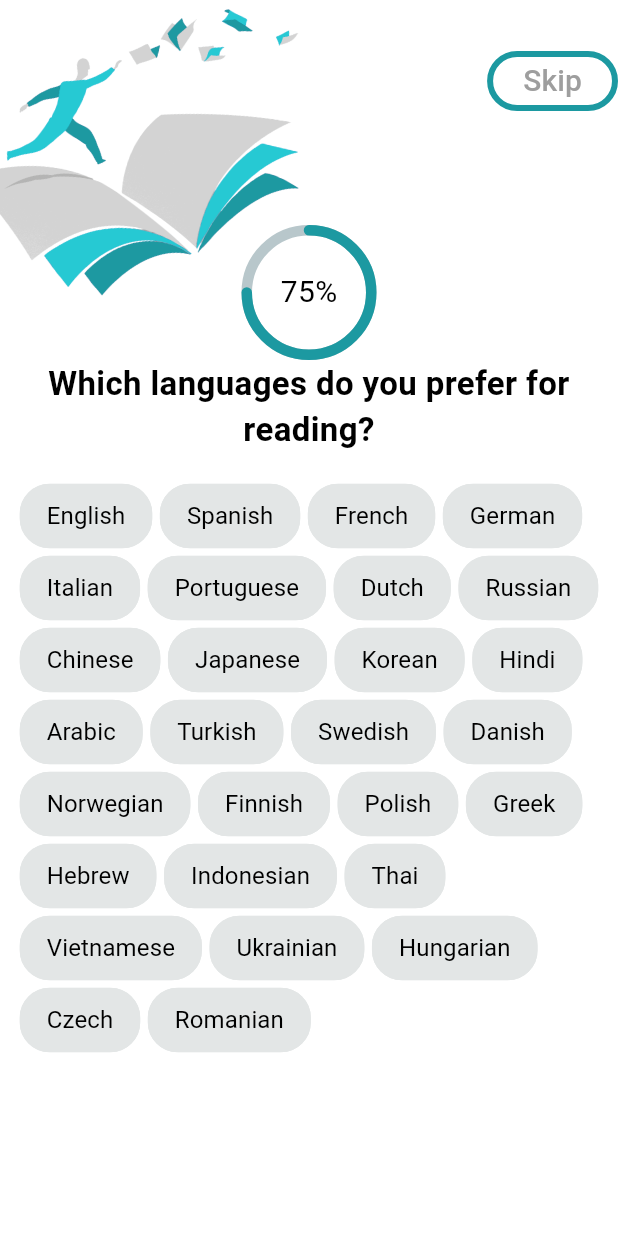
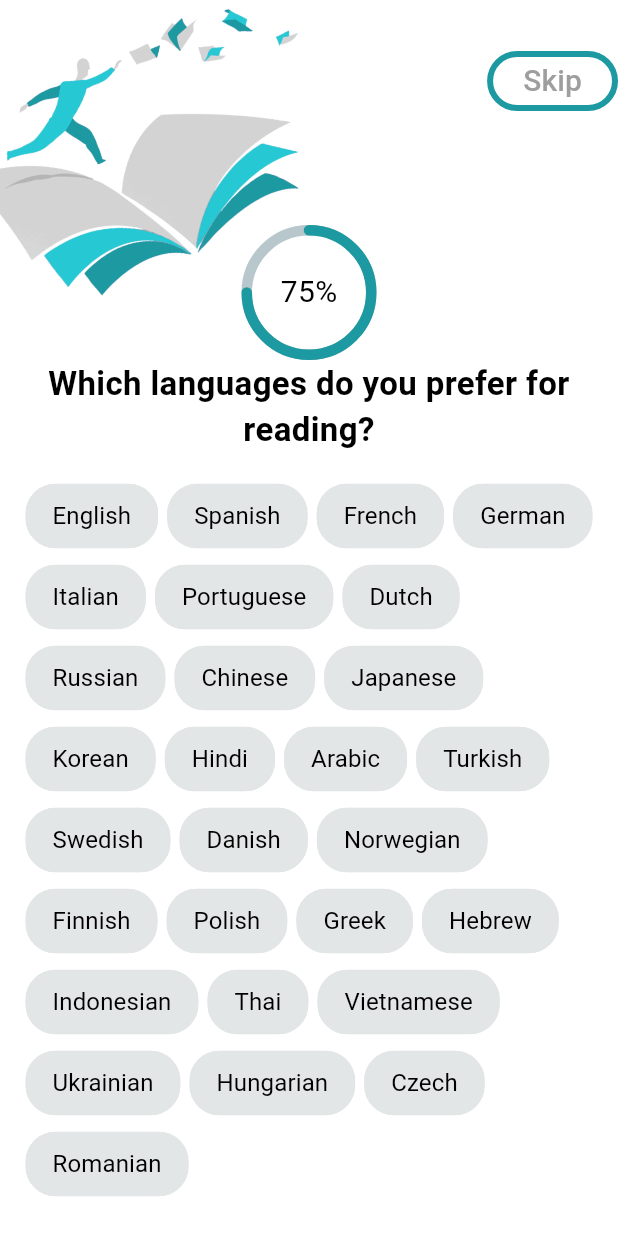
Before and after one commit to hebba-yasser/bookify, a Flutter app: the PreferencePage2 screen opened directly, on a phone screen of 412 x 824 dp. Run offline on Flutter 3.47's test engine with Material 3 defaults, Android fonts, the phone set to English and light mode, and no system bars; drawn by our look-alikes of percent_indicator; our stand-ins replace animated_splash_screen, bloc, conditional_builder_null_safety, firebase_core, flutter_bloc, smooth_page_indicator; accounts and stored records are empty; generated files the repository leaves out were written again; project files that could hold a hidden picture were left out.

Commit message:
Refactored FilterChips to add more space in between

```diff
--- a/lib/features/auth/presentation/views/widgets/preferences_ships_section.dart
+++ b/lib/features/auth/presentation/views/widgets/preferences_ships_section.dart
@@ -24,7 +24,8 @@ class PreferencesShipsSection extends StatelessWidget {
               padding:
                   const EdgeInsets.symmetric(horizontal: 12.0, vertical: 10),
               child: Wrap(
-                spacing: 5.0,
+                spacing: 6,
+                runSpacing: 6,
                 children: list.map((label) {
                   return FilterChip(
                     label: Text(
```
